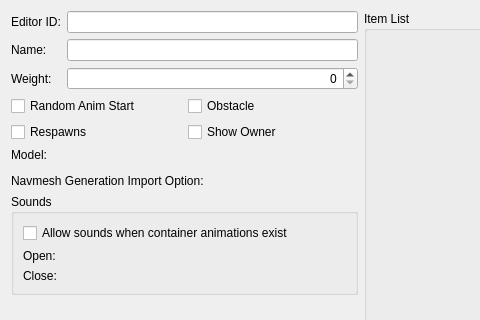
This is native/src/DovahKit/ui/form_windows/container.ui in DavidJCobb/DovahKit as Qt 5 draws it before an edit; both pictures show x 0 to 480 and y 0 to 320 of the 1075 by 404 pixel window. The edited form follows.
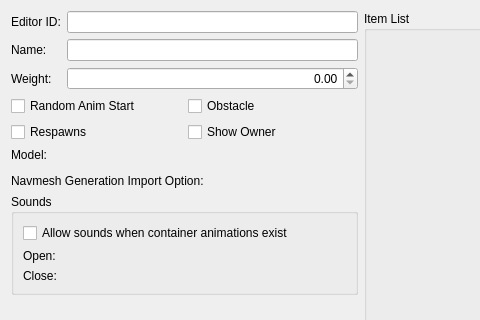
This is the edited form. Custom widgets are drawn as their Qt base class.

Commit message:
Container editing dialog
Created the dialog. Time to test it!

```diff
--- a/native/src/DovahKit/ui/form_windows/container.ui
+++ b/native/src/DovahKit/ui/form_windows/container.ui
@@ -48,13 +48,6 @@
      <item row="0" column="1">
       <widget class="QLineEdit" name="editorID"/>
      </item>
-     <item row="2" column="1">
-      <widget class="QSpinBox" name="weight">
-       <property name="alignment">
-        <set>Qt::AlignRight|Qt::AlignTrailing|Qt::AlignVCenter</set>
-       </property>
-      </widget>
-     </item>
      <item row="6" column="0" colspan="2">
       <layout class="QHBoxLayout" name="horizontalLayout">
        <item>
@@ -179,6 +172,13 @@
        </layout>
       </widget>
      </item>
+     <item row="2" column="1">
+      <widget class="QDoubleSpinBox" name="weight">
+       <property name="alignment">
+        <set>Qt::AlignRight|Qt::AlignTrailing|Qt::AlignVCenter</set>
+       </property>
+      </widget>
+     </item>
     </layout>
    </item>
    <item row="1" column="0" colspan="3">
```
The commit also changes 5 other files.
